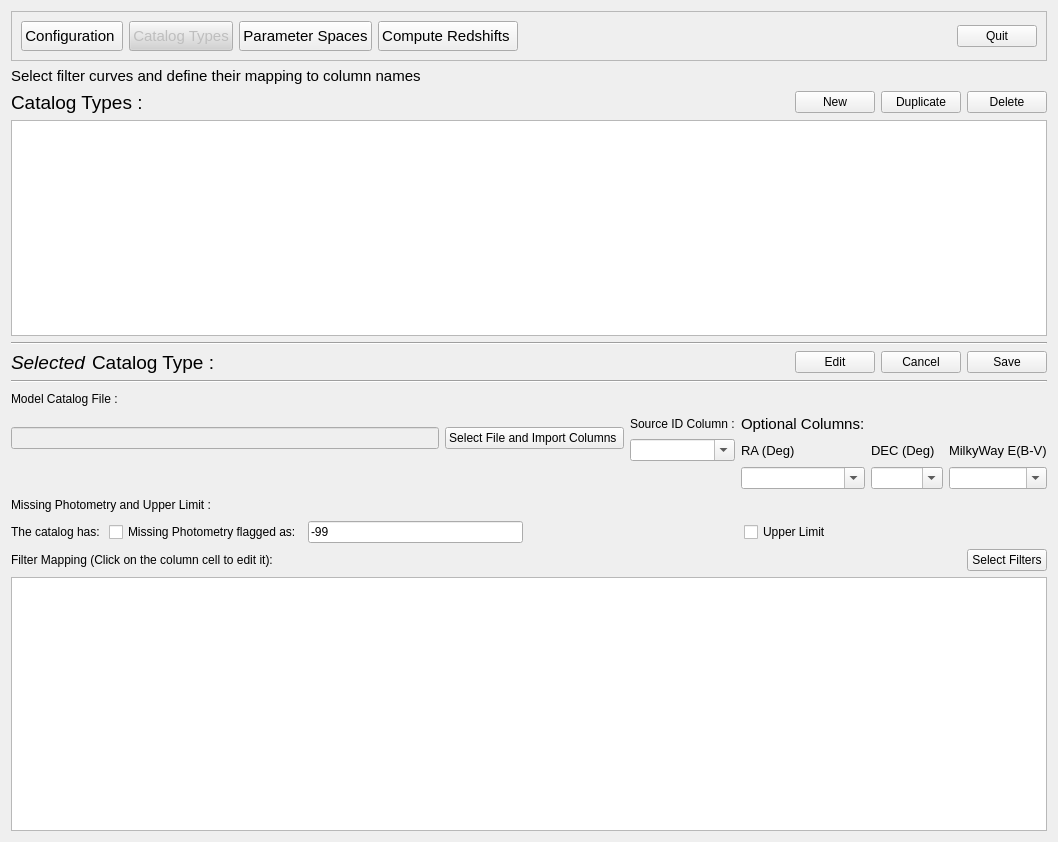
Above: PhzQtUI/auxdir/PhzQtUI/FormSurveyMapping.ui from astrorama/Phosphoros before the change. Below: the same form after it.
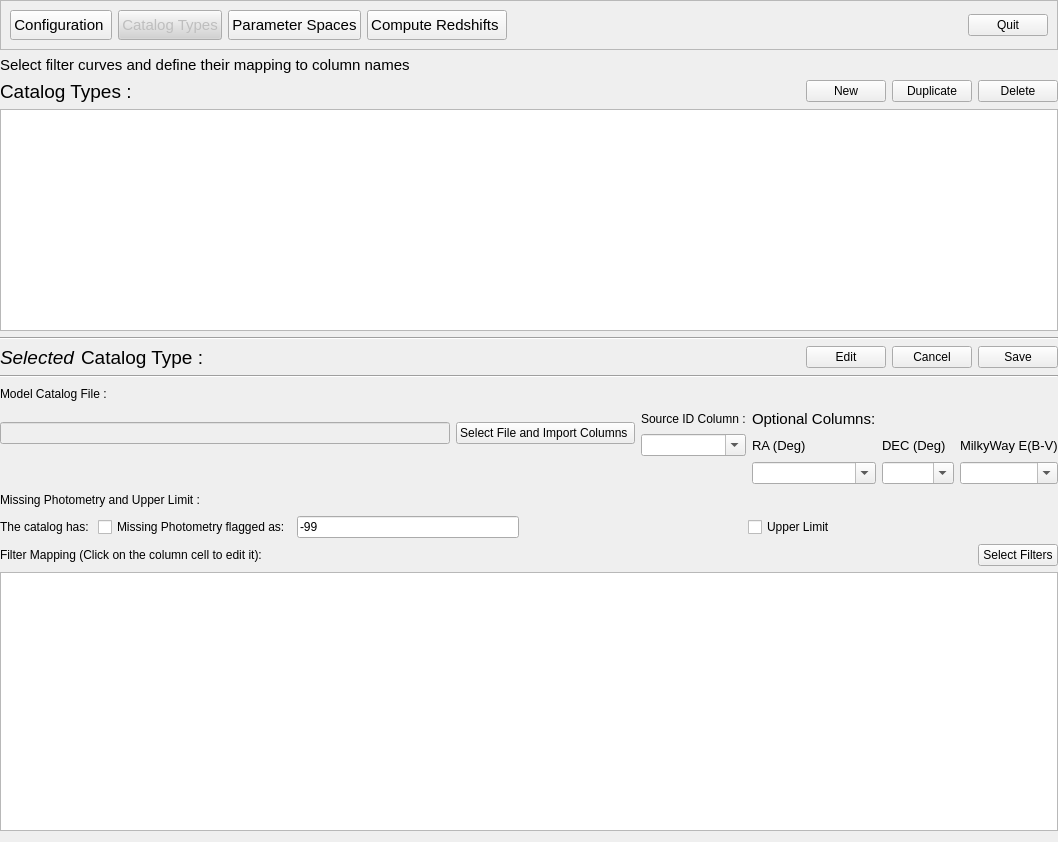
That is the form after the change.

```diff
--- a/PhzQtUI/auxdir/PhzQtUI/FormSurveyMapping.ui
+++ b/PhzQtUI/auxdir/PhzQtUI/FormSurveyMapping.ui
@@ -14,6 +14,15 @@
    <string>Form</string>
   </property>
   <layout class="QVBoxLayout" name="verticalLayout_2">
+   <property name="leftMargin">
+    <number>0</number>
+   </property>
+   <property name="topMargin">
+    <number>0</number>
+   </property>
+   <property name="rightMargin">
+    <number>0</number>
+   </property>
    <item>
     <widget class="QFrame" name="frm_nav">
      <property name="frameShape">
```
Left out of the diff: 5 changed lines with no effect on the pictures.
